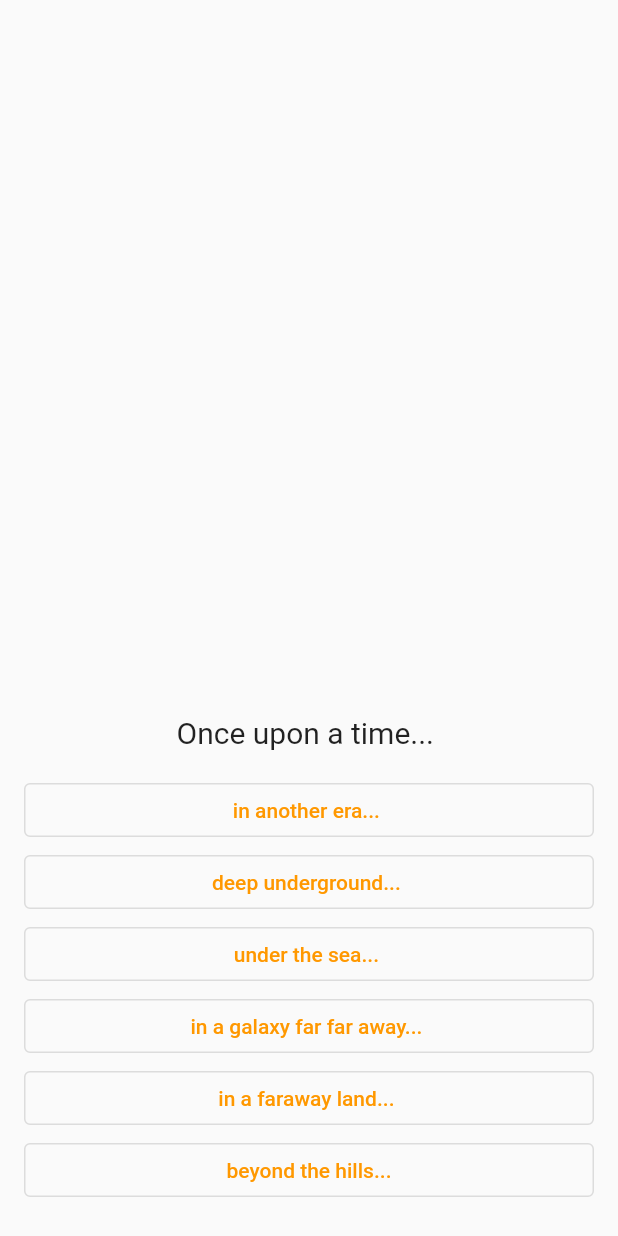
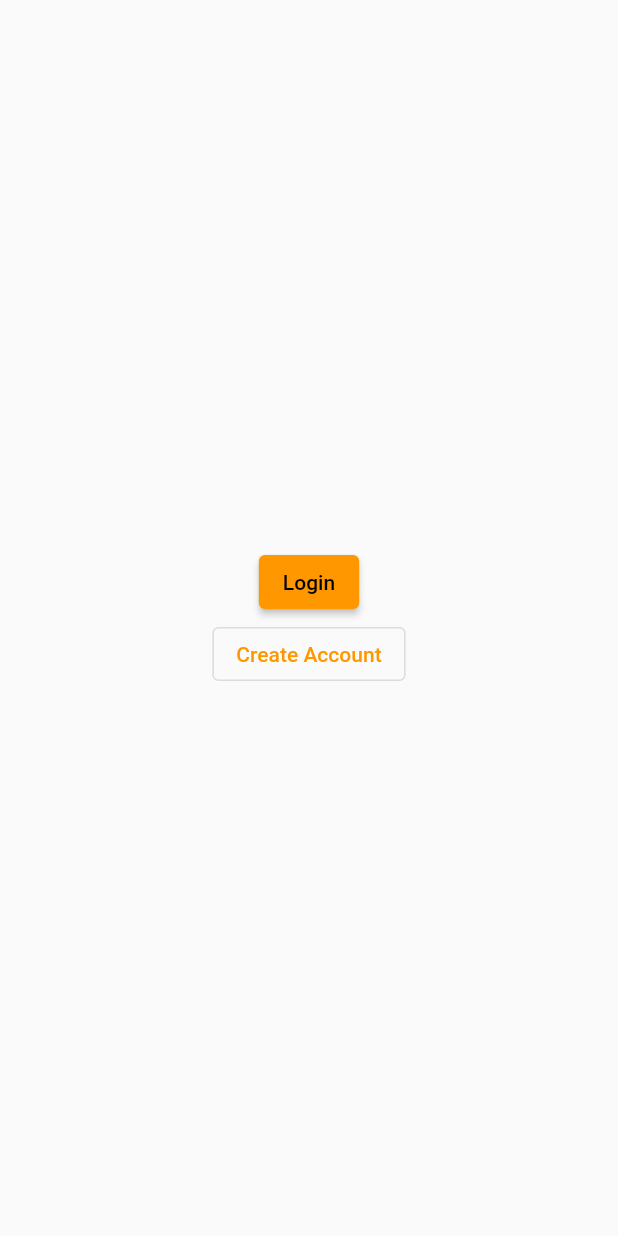
Before and after one commit to Daniel-BD/AudioTales_Narrative_Passwords, a Flutter app: the screen it shows after launch, on a phone screen of 412 x 824 dp. Run offline on Flutter 3.47's test engine with Material 2 defaults, Android fonts, the phone set to English and light mode, and no system bars; our stand-ins replace shared_preferences.

Commit message:
Can now create and save password and login with it

```diff
--- /dev/null
+++ b/lib/loginScreen.dart
@@ -0,0 +1,46 @@
+import 'package:flutter/material.dart';
+
+import 'createNarrativeScreen.dart';
+
+class LoginScreen extends StatefulWidget {
+  @override
+  _LoginScreenState createState() => _LoginScreenState();
+}
+
+class _LoginScreenState extends State<LoginScreen> {
+  void _inputPassword({@required bool isNewAccount}) {
+    Navigator.push(
+      context,
+      MaterialPageRoute(
+        builder: (context) => CreateStoryScreen(isNewAccount: isNewAccount),
+      ),
+    );
+  }
+
+  @override
+  Widget build(BuildContext context) {
+    return Scaffold(
+      body: SafeArea(
+        child: Center(
+          child: Column(
+            mainAxisAlignment: MainAxisAlignment.center,
+            children: [
+              ElevatedButton(
+                onPressed: () {
+                  _inputPassword(isNewAccount: false);
+                },
+                child: Text('Login'),
+              ),
+              OutlinedButton(
+                onPressed: () {
+                  _inputPassword(isNewAccount: true);
+                },
+                child: Text('Create Account'),
+              ),
+            ],
+          ),
+        ),
+      ),
+    );
+  }
+}
--- a/lib/main.dart
+++ b/lib/main.dart
@@ -1,6 +1,6 @@
 import 'package:flutter/material.dart';
 
-import 'narratives.dart';
+import 'loginScreen.dart';
 
 void main() {
   runApp(MyApp());
@@ -16,124 +16,7 @@ class MyApp extends StatelessWidget {
         primarySwatch: Colors.orange,
         visualDensity: VisualDensity.adaptivePlatformDensity,
       ),
-      home: MyHomePage(),
+      home: LoginScreen(),
     );
   }
 }
-
-class MyHomePage extends StatefulWidget {
-  MyHomePage({Key key}) : super(key: key);
-
-  @override
-  _MyHomePageState createState() => _MyHomePageState();
-}
-
-class _MyHomePageState extends State<MyHomePage> {
-  var _pageTransitionDuration = Duration(milliseconds: 600);
-  final _pageTransitionCurve = Curves.easeInOut;
-
-  final _controller = PageController(
-    initialPage: 0,
-  );
-
-  var _createdStory = Story();
-
-  Widget _prompt(String prompt) {
-    return Padding(
-      padding: const EdgeInsets.only(top: 16, bottom: 16),
-      child: Text(
-        prompt,
-        style: TextStyle(fontSize: 20),
-      ),
-    );
-  }
-
-  Widget _options(List<String> options) {
-    return Padding(
-      padding: const EdgeInsets.only(left: 16, right: 16),
-      child: Column(
-        mainAxisSize: MainAxisSize.min,
-        crossAxisAlignment: CrossAxisAlignment.stretch,
-        children: [
-          for (String option in options)
-            OutlinedButton(
-              child: Text(option),
-              onPressed: () {
-                _createdStory.chosenOptions.add(option);
-                if (_controller.page.toInt() < prompts.length - 1) {
-                  _controller.nextPage(duration: _pageTransitionDuration, curve: _pageTransitionCurve);
-                } else {
-                  print('Finished story:');
-                  print(_createdStory.completeStory());
-                  //TODO: När storyn är klar ska något hända
-                }
-                Future.delayed(_pageTransitionDuration).then((_) => setState(() {}));
-              },
-            ),
-        ],
-      ),
-    );
-  }
-
-  Widget _page(int pageNumber) {
-    assert(pageNumber < prompts.length || pageNumber < 0, 'Invalid pageNumber given: $pageNumber');
-
-    return Align(
-      alignment: Alignment.bottomCenter,
-      child: Padding(
-        padding: const EdgeInsets.only(bottom: 20),
-        child: Column(
-          mainAxisSize: MainAxisSize.min,
-          children: [
-            _prompt(prompts[pageNumber]),
-            _options(options[pageNumber]),
-          ],
-        ),
-      ),
-    );
-  }
-
-  Widget _storyText() {
-    return Align(
-      alignment: Alignment.bottomCenter,
-      child: Padding(
-        padding: const EdgeInsets.all(32.0),
-        child: Text(
-          _createdStory.completeStory(),
-          textAlign: TextAlign.center,
-          style: TextStyle(
-            fontSize: 16,
-            color: Colors.orange,
-          ),
-        ),
-      ),
-    );
-  }
-
-  @override
-  Widget build(BuildContext context) {
-    return Scaffold(
-      body: SafeArea(
-        child: Column(
-          mainAxisAlignment: MainAxisAlignment.end,
-          children: [
-            _storyText(),
-            SizedBox(
-              height: 400, // TODO: Ska inte ha hårdkodade värden här. Kanske behöver byta ut PageView eftersom den inte kan "shrinkwrappa".
-              child: PageView(
-                controller: _controller,
-                physics: NeverScrollableScrollPhysics(),
-                children: [
-                  _page(0),
-                  _page(1),
-                  _page(2),
-                  _page(3),
-                ],
-              ),
-            ),
-          ],
-        ),
-      ),
-    );
-  }
-}
--- a/lib/narratives.dart
+++ b/lib/narratives.dart
@@ -6,7 +6,6 @@ class Story {
 
     for (int i = 0; i < chosenOptions.length; i++) {
       story.write(prompts[i].replaceAll('...', ''));
-      //story.write('\n');
       story.write(chosenOptions[i].replaceAll('...', ''));
       story.write('\n');
     }
```
Also changed, not shown: lib/createNarrativeScreen.dart (added, +168 -0 lines), lib/myBooksScreen.dart (added, +38 -0 lines), pubspec.yaml (+2 -31 lines), pubspec.lock, 7 other files.
